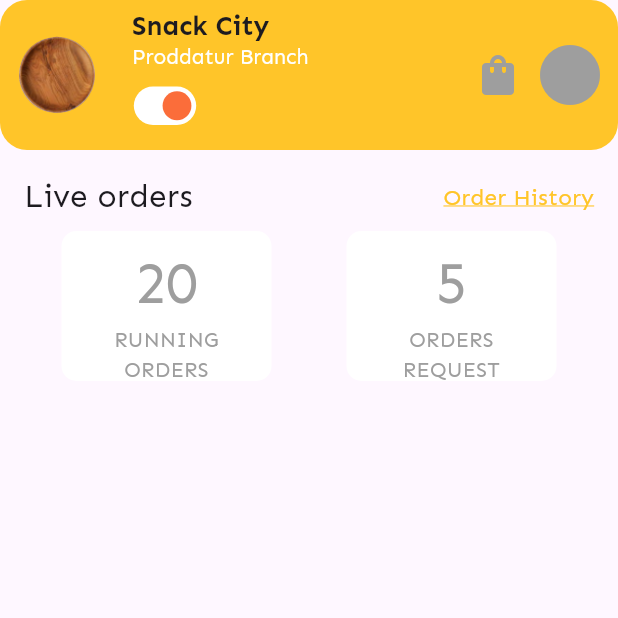
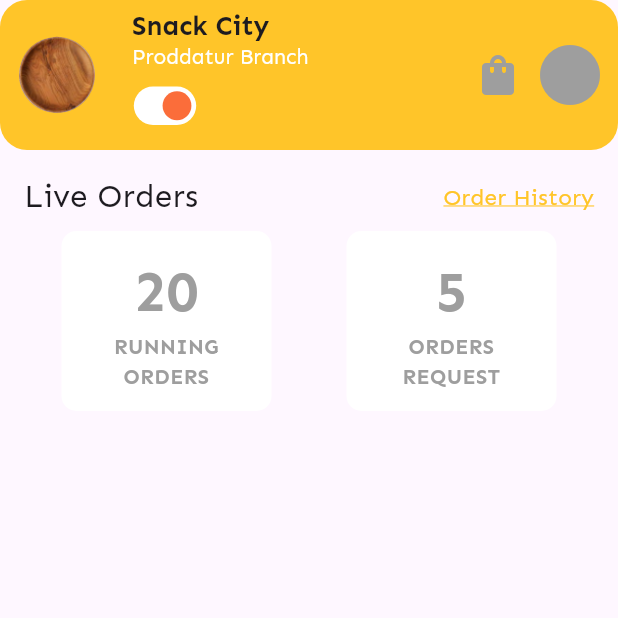
Before and after one commit to nicolas-ferrada/restaurant_dashboard_ui, a Flutter app: the screen it shows after launch, on a phone screen of 412 x 824 dp, the top half of it. Run offline on Flutter 3.47's test engine with Material 2 defaults, Android fonts, the phone set to English and light mode, and no system bars.

```diff
--- a/lib/presentation/styles/app_font_size.dart
+++ b/lib/presentation/styles/app_font_size.dart
@@ -4,4 +4,6 @@ class AppFontSize {
 
   static const double subtitle = 21;
   static const double text = 15;
+
+  static const double bigText = 38;
 }
--- a/lib/presentation/widgets/live_orders.dart
+++ b/lib/presentation/widgets/live_orders.dart
@@ -47,7 +47,7 @@ class LiveOrders extends StatelessWidget {
 
   Widget liveOrders() {
     return const Text(
-      'Live orders',
+      'Live Orders',
       style: TextStyle(fontSize: AppFontSize.subtitle),
     );
   }
@@ -69,7 +69,7 @@ class LiveOrders extends StatelessWidget {
     return Padding(
       padding: const EdgeInsets.symmetric(vertical: 8),
       child: SizedBox(
-        height: 100,
+        height: 120,
         width: 140,
         child: Container(
           decoration: BoxDecoration(
@@ -81,16 +81,8 @@ class LiveOrders extends StatelessWidget {
             child: Column(
               mainAxisAlignment: MainAxisAlignment.center,
               children: [
-                Text(
-                  amount.toString(),
-                  textAlign: TextAlign.center,
-                  style: const TextStyle(color: AppColor.grey, fontSize: 38),
-                ),
-                Text(
-                  subtitle,
-                  textAlign: TextAlign.center,
-                  style: const TextStyle(color: AppColor.grey),
-                ),
+                statsBuilderAmount(amount),
+                statsBuilderSubtitle(subtitle),
               ],
             ),
           ),
@@ -98,4 +90,27 @@ class LiveOrders extends StatelessWidget {
       ),
     );
   }
+
+  Widget statsBuilderSubtitle(String subtitle) {
+    return Text(
+      subtitle,
+      textAlign: TextAlign.center,
+      style: const TextStyle(
+        color: AppColor.grey,
+        fontWeight: AppFontStyle.weightStyle,
+      ),
+    );
+  }
+
+  Widget statsBuilderAmount(int amount) {
+    return Text(
+      amount.toString(),
+      textAlign: TextAlign.center,
+      style: const TextStyle(
+        color: AppColor.grey,
+        fontSize: AppFontSize.bigText,
+        fontWeight: AppFontStyle.weightStyle,
+      ),
+    );
+  }
 }
```
